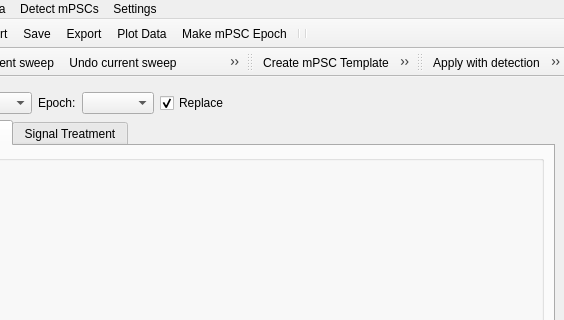
Before: the Qt Designer form ephys/mPSCDetectWindow.ui in ctigaret/scipyen, drawn with Qt 5; both pictures show x 92 to 656 and y 0 to 320 of the 656 by 624 pixel window.
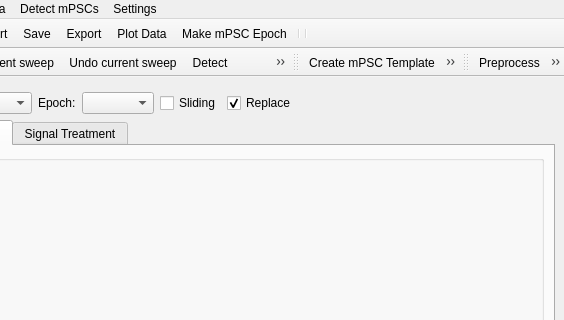
After: the same form once the commit is applied. Icons and pictures are not drawn. Custom widgets are drawn as their Qt base class.

```diff
--- a/ephys/mPSCDetectWindow.ui
+++ b/ephys/mPSCDetectWindow.ui
@@ -67,6 +67,22 @@
         </property>
        </widget>
       </item>
+      <item>
+       <widget class="QCheckBox" name="useSlidingCheckBox">
+        <property name="toolTip">
+         <string>Use template sliding algorithm (Clements &amp; Bekkers '97)</string>
+        </property>
+        <property name="statusTip">
+         <string>Use template sliding algorithm (Clements &amp; Bekkers '97)</string>
+        </property>
+        <property name="whatsThis">
+         <string>&lt;html&gt;&lt;head/&gt;&lt;body&gt;&lt;p&gt;&lt;span style=&quot; font-weight:700;&quot;&gt;Checked:&lt;/span&gt;&lt;/p&gt;&lt;p&gt;Use template sliding algorithm (Clements &amp;amp; Bekkers '97, Biophys. J.)&lt;/p&gt;&lt;p&gt;&lt;span style=&quot; font-weight:700;&quot;&gt;Unchecked:&lt;/span&gt;&lt;/p&gt;&lt;p&gt;Use cross-correlation of signal with template&lt;/p&gt;&lt;/body&gt;&lt;/html&gt;</string>
+        </property>
+        <property name="text">
+         <string>Sliding</string>
+        </property>
+       </widget>
+      </item>
       <item>
        <widget class="QCheckBox" name="clearPreviousDetectionCheckBox">
         <property name="toolTip">
@@ -1267,6 +1283,9 @@
    <property name="text">
     <string>Apply with detection</string>
    </property>
+   <property name="iconText">
+    <string>Preprocess</string>
+   </property>
    <property name="toolTip">
     <string>&lt;html&gt;&lt;head/&gt;&lt;body&gt;&lt;p&gt;&lt;span style=&quot; font-weight:700;&quot;&gt;• If checked:&lt;/span&gt;&lt;span style=&quot; font-weight:400;&quot;/&gt;&lt;/p&gt;&lt;p&gt;&lt;span style=&quot; font-weight:400;&quot;&gt;Each sweep in the data is filtered &lt;/span&gt;&lt;span style=&quot; font-weight:400; font-style:italic;&quot;&gt;during&lt;/span&gt;&lt;span style=&quot; font-weight:400;&quot;&gt; detection.&lt;/span&gt;&lt;/p&gt;&lt;p&gt;&amp;quot;Undo detection&amp;quot; also restores the original (unfiltered) data.&lt;/p&gt;&lt;p&gt;&lt;span style=&quot; font-weight:700;&quot;&gt;• If unchecked:&lt;/span&gt;&lt;/p&gt;&lt;p&gt;&lt;br/&gt;&lt;/p&gt;&lt;p&gt;The original data is left unchanged.&lt;/p&gt;&lt;p&gt;If any of Offset and Filter check boxes are &lt;span style=&quot; font-style:italic;&quot;&gt;checked&lt;/span&gt;, the detection of mPSC time stamps is performed on a filtered copy of the signal, but &lt;span style=&quot; font-style:italic;&quot;&gt;the resulting mPSCs are extracted from the original (unfiltered)  data&lt;/span&gt;.&lt;/p&gt;&lt;p&gt;&lt;br/&gt;&lt;/p&gt;&lt;p&gt;&amp;quot;Undo detection&amp;quot; only restores previous detection; the original data stays unchanged.&lt;/p&gt;&lt;p&gt;&lt;br/&gt;&lt;/p&gt;&lt;/body&gt;&lt;/html&gt;</string>
    </property>
@@ -1277,7 +1296,7 @@
      <normaloff>.</normaloff>.</iconset>
    </property>
    <property name="text">
-    <string>Filter whole data</string>
+    <string>Preprocess data</string>
    </property>
    <property name="toolTip">
     <string>&lt;html&gt;&lt;head/&gt;&lt;body&gt;&lt;p&gt;&lt;span style=&quot; font-weight:400;&quot;&gt;Filter whole data &lt;/span&gt;&lt;span style=&quot; font-weight:700;&quot;&gt;BEFORE&lt;/span&gt;&lt;span style=&quot; font-weight:400;&quot;&gt; detection (&lt;/span&gt;&lt;span style=&quot; font-weight:700;&quot;&gt;CAUTION&lt;/span&gt;&lt;span style=&quot; font-weight:400;&quot;&gt;, it takes time).&lt;/span&gt;&lt;/p&gt;&lt;p&gt;&lt;span style=&quot; font-weight:400;&quot;&gt;Subsequent detection uses filtered data; to restore the original data, click &amp;quot;Undo filter data&amp;quot;&lt;/span&gt;&lt;/p&gt;&lt;/body&gt;&lt;/html&gt;</string>
```
Left out of the diff: 16 changed lines with no effect on the pictures.
